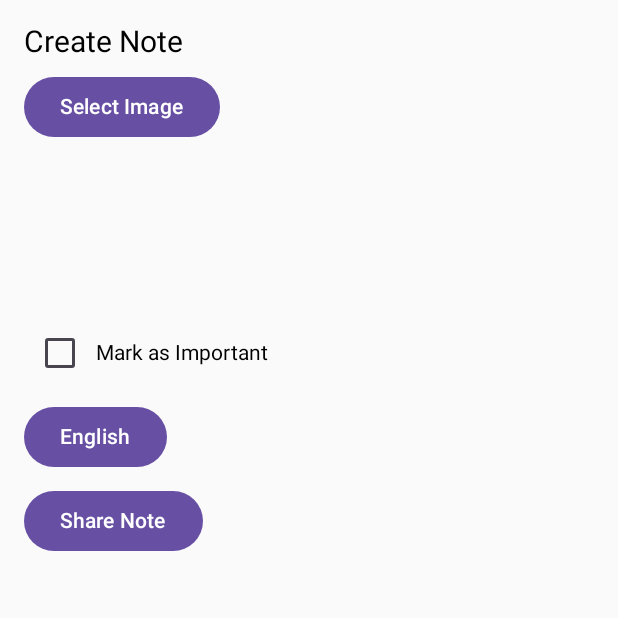
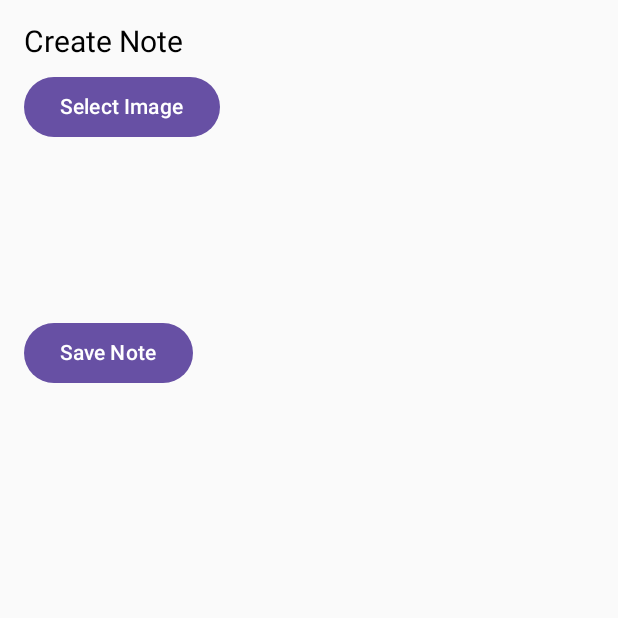
Before and after one commit to SANSvenom/Mopro_HasnanAlif_Assesment1, an Android app built with Jetpack Compose: the NoteScreen screen opened through its navigation route, on a phone screen of 412 x 824 dp, the top half of it. Run offline under Robolectric (Android 15) with nearby library versions, the phone set to English and light mode, and no system bars.

Commit message:
1.4 Proses Pembuatan Aplikasi Note menambahkan save note dan menampilkan note di halaman utama

```diff
--- a/app/src/main/java/com/hasnan0062/hasnanalif_607062300062_assesment1/MainActivity.kt
+++ b/app/src/main/java/com/hasnan0062/hasnanalif_607062300062_assesment1/MainActivity.kt
@@ -4,16 +4,15 @@ import android.content.Intent
 import android.net.Uri
 import android.os.Bundle
 import androidx.activity.ComponentActivity
+import androidx.activity.compose.setContent
 import androidx.activity.compose.rememberLauncherForActivityResult
 import androidx.activity.result.contract.ActivityResultContracts
-import androidx.activity.compose.setContent
 import androidx.compose.foundation.Image
 import androidx.compose.foundation.layout.*
 import androidx.compose.foundation.text.BasicTextField
-import androidx.compose.foundation.text.KeyboardActions
-import androidx.compose.foundation.text.KeyboardOptions
 import androidx.compose.material3.*
 import androidx.compose.runtime.*
+import androidx.compose.ui.Alignment
 import androidx.compose.ui.Modifier
 import androidx.compose.ui.graphics.Color
 import androidx.compose.ui.platform.LocalContext
@@ -24,7 +23,6 @@ import androidx.navigation.NavController
 import androidx.navigation.compose.*
 import androidx.navigation.compose.rememberNavController
 import coil.compose.rememberAsyncImagePainter
-import androidx.compose.ui.Alignment
 
 class MainActivity : ComponentActivity() {
     override fun onCreate(savedInstanceState: Bundle?) {
@@ -38,14 +36,16 @@ class MainActivity : ComponentActivity() {
 @Composable
 fun NoteApp() {
     val navController = rememberNavController()
+    val notes = remember { mutableStateListOf<Pair<String, Uri?>>() }
+
     NavHost(navController, startDestination = "home") {
-        composable("home") { HomeScreen(navController) }
-        composable("note") { NoteScreen(navController) }
+        composable("home") { HomeScreen(navController, notes) }
+        composable("note") { NoteScreen(navController, notes) }
     }
 }
 
 @Composable
-fun HomeScreen(navController: NavController) {
+fun HomeScreen(navController: NavController, notes: List<Pair<String, Uri?>>) {
     Column(
         modifier = Modifier
             .fillMaxSize()
@@ -55,17 +55,32 @@ fun HomeScreen(navController: NavController) {
         Button(onClick = { navController.navigate("note") }) {
             Text("Create Note")
         }
+
+        Spacer(modifier = Modifier.height(16.dp))
+
+        notes.forEach { (text, imageUri) ->
+            Column(modifier = Modifier.padding(8.dp)) {
+                imageUri?.let {
+                    Image(
+                        painter = rememberAsyncImagePainter(it),
+                        contentDescription = "Note Image",
+                        modifier = Modifier
+                            .fillMaxWidth()
+                            .height(200.dp)
+                    )
+                }
+                Text(text = text, fontSize = 16.sp, color = Color.Black)
+                Spacer(modifier = Modifier.height(8.dp))
+            }
+        }
     }
 }
 
 @Composable
-fun NoteScreen(navController: NavController) {
+fun NoteScreen(navController: NavController, notes: MutableList<Pair<String, Uri?>>) {
     var noteText by remember { mutableStateOf(TextFieldValue()) }
-    var isImportant by remember { mutableStateOf(false) }
     var selectedImageUri by remember { mutableStateOf<Uri?>(null) }
     val context = LocalContext.current
-    val languageOptions = listOf("English", "Indonesia")
-    var selectedLanguage by remember { mutableStateOf(languageOptions[0]) }
 
     val imagePickerLauncher = rememberLauncherForActivityResult(
         contract = ActivityResultContracts.GetContent()
@@ -81,12 +96,10 @@ fun NoteScreen(navController: NavController) {
     ) {
         Text("Create Note", fontSize = 20.sp, color = Color.Black)
 
-        // Tombol untuk memilih gambar
         Button(onClick = { imagePickerLauncher.launch("image/*") }) {
             Text("Select Image")
         }
 
-        // Menampilkan gambar jika ada yang dipilih
         selectedImageUri?.let { uri ->
             Image(
                 painter = rememberAsyncImagePainter(uri),
@@ -97,7 +110,6 @@ fun NoteScreen(navController: NavController) {
             )
         }
 
-        // Input teks untuk catatan
         BasicTextField(
             value = noteText,
             onValueChange = { noteText = it },
@@ -106,47 +118,11 @@ fun NoteScreen(navController: NavController) {
                 .height(100.dp)
         )
 
-        Row(verticalAlignment = Alignment.CenterVertically) {
-            Checkbox(
-                checked = isImportant,
-                onCheckedChange = { isImportant = it }
-            )
-            Text("Mark as Important")
-        }
-
-        // Dropdown untuk memilih bahasa
-        DropdownMenuDemo(selectedLanguage, languageOptions) { selectedLanguage = it }
-
-        // Tombol untuk membagikan catatan
         Button(onClick = {
-            val intent = Intent().apply {
-                action = Intent.ACTION_SEND
-                putExtra(Intent.EXTRA_TEXT, noteText.text)
-                type = "text/plain"
-            }
-            context.startActivity(Intent.createChooser(intent, "Share via"))
+            notes.add(Pair(noteText.text, selectedImageUri))
+            navController.navigate("home")
         }) {
-            Text("Share Note")
+            Text("Save Note")
         }
     }
 }
-
-@Composable
-fun DropdownMenuDemo(selected: String, options: List<String>, onOptionSelected: (String) -> Unit) {
-    var expanded by remember { mutableStateOf(false) }
-    Box(modifier = Modifier.wrapContentSize()) {
-        Button(onClick = { expanded = true }) { Text(text = selected) }
-
-        DropdownMenu(expanded = expanded, onDismissRequest = { expanded = false }) {
-            options.forEach { option ->
-                DropdownMenuItem(
-                    text = { Text(option) },
-                    onClick = {
-                        onOptionSelected(option)
-                        expanded = false
-                    }
-                )
-            }
-        }
-    }
-}
```
